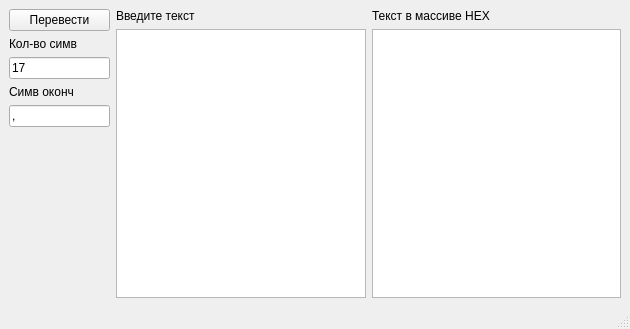
Before: the Qt Designer form mainwindow.ui in lookson111/toAsciiArray, drawn with Qt 5.
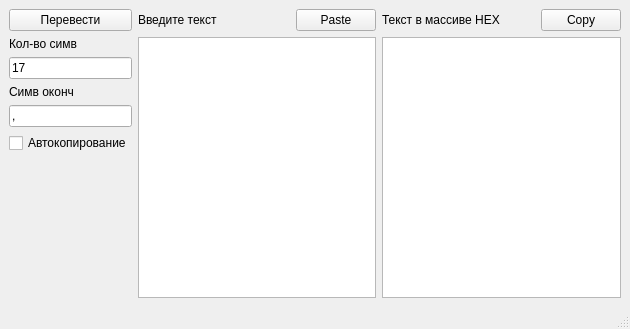
After: the same form once the commit is applied.

Commit message: добавлены: кнопки копировать вставить, функция автокопирования. Исправлено:количество преобразуемых символов.

```diff
--- a/mainwindow.ui
+++ b/mainwindow.ui
@@ -61,6 +61,13 @@
         </property>
        </widget>
       </item>
+      <item>
+       <widget class="QCheckBox" name="autoCopyCB">
+        <property name="text">
+         <string>Автокопирование</string>
+        </property>
+       </widget>
+      </item>
       <item>
        <spacer name="verticalSpacer">
         <property name="orientation">
@@ -77,31 +84,74 @@
      </layout>
     </item>
     <item>
-     <layout class="QVBoxLayout" name="verticalLayout_2">
-      <item>
+     <layout class="QGridLayout" name="gridLayout_3">
+      <item row="0" column="0">
        <widget class="QLabel" name="label">
         <property name="text">
          <string>Введите текст</string>
         </property>
        </widget>
       </item>
-      <item>
+      <item row="0" column="2">
+       <widget class="QPushButton" name="pasteBtn">
+        <property name="text">
+         <string>Paste</string>
+        </property>
+       </widget>
+      </item>
+      <item row="1" column="0" colspan="3">
        <widget class="QTextEdit" name="textEdit"/>
       </item>
+      <item row="0" column="1">
+       <spacer name="horizontalSpacer_2">
+        <property name="orientation">
+         <enum>Qt::Horizontal</enum>
+        </property>
+        <property name="sizeHint" stdset="0">
+         <size>
+          <width>40</width>
+          <height>20</height>
+         </size>
+        </property>
+       </spacer>
+      </item>
      </layout>
     </item>
     <item>
-     <layout class="QVBoxLayout" name="verticalLayout">
-      <item>
+     <layout class="QVBoxLayout" name="verticalLayout_2"/>
+    </item>
+    <item>
+     <layout class="QGridLayout" name="gridLayout_2">
+      <item row="0" column="2">
+       <widget class="QPushButton" name="copyBtn">
+        <property name="text">
+         <string>Copy</string>
+        </property>
+       </widget>
+      </item>
+      <item row="0" column="0">
        <widget class="QLabel" name="label_2">
         <property name="text">
          <string>Текст в массиве HEX</string>
         </property>
        </widget>
       </item>
-      <item>
+      <item row="1" column="0" colspan="3">
        <widget class="QTextBrowser" name="textBrowser"/>
       </item>
+      <item row="0" column="1">
+       <spacer name="horizontalSpacer">
+        <property name="orientation">
+         <enum>Qt::Horizontal</enum>
+        </property>
+        <property name="sizeHint" stdset="0">
+         <size>
+          <width>40</width>
+          <height>20</height>
+         </size>
+        </property>
+       </spacer>
+      </item>
      </layout>
     </item>
    </layout>
```
The commit also changes 2 other files.
